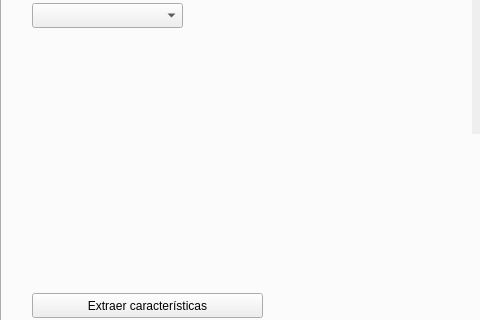
Qt form classification/mainwindow.ui (vLabayen/giltzacls) before a commit; both pictures show x 0 to 480 and y 163 to 483 of the 1200 by 800 pixel window.
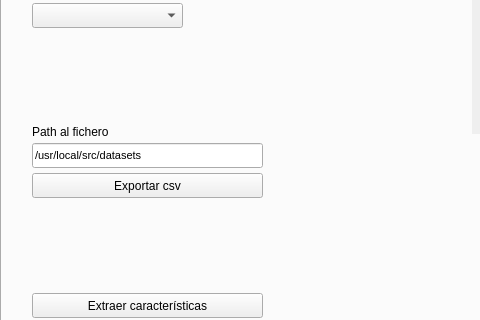
The same form after that commit.

What changed in the file:
```diff
--- a/classification/mainwindow.ui
+++ b/classification/mainwindow.ui
@@ -886,6 +886,50 @@
        <string>-  Ancho :</string>
       </property>
      </widget>
+     <widget class="QLineEdit" name="featureextraction_exportCsv_lineEdit">
+      <property name="geometry">
+       <rect>
+        <x>30</x>
+        <y>280</y>
+        <width>231</width>
+        <height>25</height>
+       </rect>
+      </property>
+      <property name="font">
+       <font>
+        <pointsize>8</pointsize>
+       </font>
+      </property>
+      <property name="text">
+       <string>/usr/local/src/datasets</string>
+      </property>
+     </widget>
+     <widget class="QLabel" name="featureextraction_exportCsv_label">
+      <property name="geometry">
+       <rect>
+        <x>30</x>
+        <y>260</y>
+        <width>101</width>
+        <height>17</height>
+       </rect>
+      </property>
+      <property name="text">
+       <string>Path al fichero</string>
+      </property>
+     </widget>
+     <widget class="QPushButton" name="featureextraction_exportCsv_pushButton">
+      <property name="geometry">
+       <rect>
+        <x>30</x>
+        <y>310</y>
+        <width>231</width>
+        <height>25</height>
+       </rect>
+      </property>
+      <property name="text">
+       <string>Exportar csv</string>
+      </property>
+     </widget>
     </widget>
     <widget class="QWidget" name="training">
      <attribute name="title">
```
